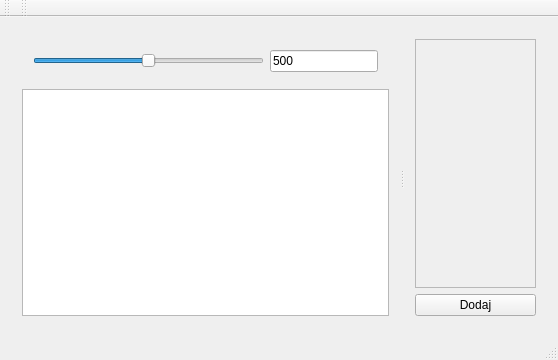
First picture: the form in mainwindow.ui, repository mcFrax/SpringTest, before the edit.
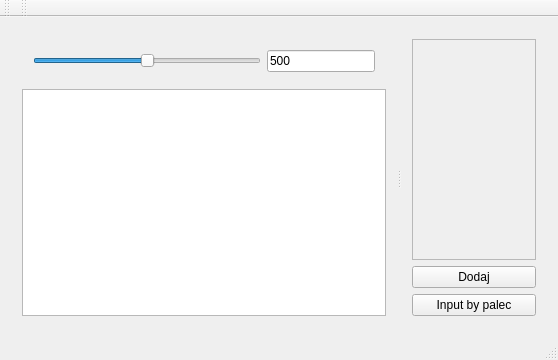
Second picture: the form after the edit.

Commit message: Input by palec

The edit to the form file:
```diff
--- a/mainwindow.ui
+++ b/mainwindow.ui
@@ -81,7 +81,7 @@
              <x>0</x>
              <y>0</y>
              <width>126</width>
-             <height>232</height>
+             <height>199</height>
             </rect>
            </property>
            <layout class="QVBoxLayout" name="verticalLayout_3">
@@ -93,7 +93,7 @@
               <property name="sizeHint" stdset="0">
                <size>
                 <width>20</width>
-                <height>211</height>
+                <height>178</height>
                </size>
               </property>
              </spacer>
@@ -109,6 +109,13 @@
           </property>
          </widget>
         </item>
+        <item>
+         <widget class="QPushButton" name="textInputButton">
+          <property name="text">
+           <string>Input by palec</string>
+          </property>
+         </widget>
+        </item>
        </layout>
       </widget>
      </widget>
```
The commit also changes 4 other files.
